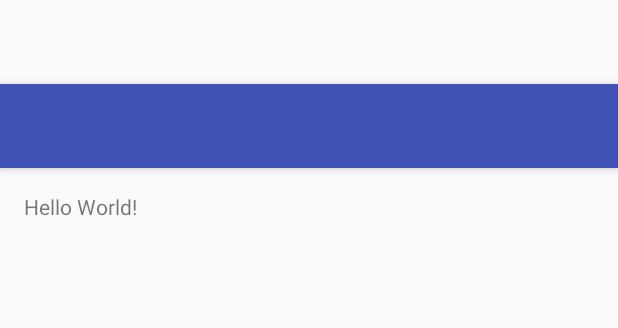
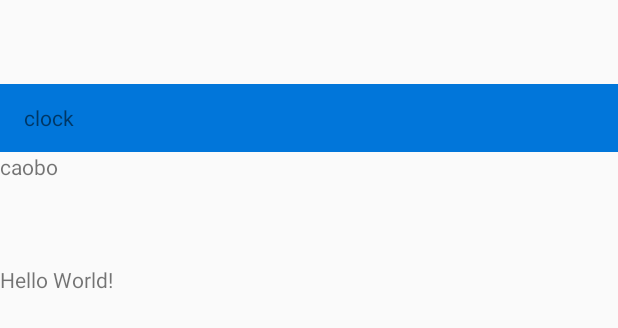
Before and after one commit to Androidcaobo/DrawerLayoutTest, an Android app: the layout app_bar_main.xml on its own in the app's theme, with its tools: preview values and no code run, on a phone screen of 412 x 824 dp. Shown: the top 328 px of the screen. Run offline under Robolectric (Android 15) with nearby library versions, the phone set to English and light mode, and no system bars.

Commit message:
更新状态栏效果
更改布局文件及活动文件，在活动文件中设置透明状态栏

```diff
--- a/app/src/main/AndroidManifest.xml
+++ b/app/src/main/AndroidManifest.xml
@@ -11,7 +11,7 @@
         <activity
             android:name=".MainActivity"
             android:label="@string/app_name"
-            android:theme="@style/AppTheme.NoActionBar">
+            android:theme="@style/ColorTranslucentTheme">
             <intent-filter>
                 <action android:name="android.intent.action.MAIN"/>
 
--- a/app/src/main/res/layout/app_bar_main.xml
+++ b/app/src/main/res/layout/app_bar_main.xml
@@ -8,21 +8,35 @@
     android:fitsSystemWindows="true"
     tools:context="com.caobo.drawerlayouttest.MainActivity">
 
-    <android.support.design.widget.AppBarLayout
+    <LinearLayout
         android:layout_width="match_parent"
-        android:layout_height="wrap_content"
-        android:theme="@style/AppTheme.AppBarOverlay">
+        android:layout_height="match_parent"
+        android:orientation="vertical">
 
         <android.support.v7.widget.Toolbar
             android:id="@+id/toolbar"
             android:layout_width="match_parent"
-            android:layout_height="?attr/actionBarSize"
-            android:background="?attr/colorPrimary"
-            app:popupTheme="@style/AppTheme.PopupOverlay"/>
+            android:layout_height="45dp"
+            android:background="@color/color_0176da">
 
-    </android.support.design.widget.AppBarLayout>
+            <TextView
+                android:text="clock"
+                android:layout_width="wrap_content"
+                android:layout_height="wrap_content"/>
 
-    <include layout="@layout/content_main"/>
+        </android.support.v7.widget.Toolbar>
+
+        <TextView
+            android:text="caobo"
+            android:layout_width="wrap_content"
+            android:layout_height="wrap_content"/>
+        <include layout="@layout/content_main"/>
+
+    </LinearLayout>
+
+
+
+
 
 
 
--- a/app/src/main/res/layout/content_main.xml
+++ b/app/src/main/res/layout/content_main.xml
@@ -11,6 +11,7 @@
     android:paddingRight="@dimen/activity_horizontal_margin"
     android:paddingTop="@dimen/activity_vertical_margin"
     app:layout_behavior="@string/appbar_scrolling_view_behavior"
+    android:fitsSystemWindows="true"
     tools:context="com.caobo.drawerlayouttest.MainActivity"
     tools:showIn="@layout/app_bar_main">
 
--- a/app/src/main/res/values/styles.xml
+++ b/app/src/main/res/values/styles.xml
@@ -8,10 +8,17 @@
         <item name="colorAccent">@color/colorAccent</item>
     </style>
 
-    <style name="AppTheme.NoActionBar">
+    <style name="ColorTranslucentTheme" parent="Theme.AppCompat.Light.DarkActionBar">
+        <item name="colorPrimaryDark">@color/color_0176da</item>
+        <item name="android:windowTranslucentStatus">false</item>
+        <item name="android:windowTranslucentNavigation">true</item>
+        <item name="android:statusBarColor">@color/color_0176da</item>
+
         <item name="windowActionBar">false</item>
         <item name="windowNoTitle">true</item>
     </style>
+
+
 
     <style name="AppTheme.AppBarOverlay" parent="ThemeOverlay.AppCompat.Dark.ActionBar"/>
 
```
Also changed, not shown: app/src/main/java/com/caobo/drawerlayouttest/MainActivity.java (+12 -3 lines), app/src/main/res/layout/nav_header_main.xml (+6 -4 lines), app/src/main/res/values/colors.xml (+12 -0 lines), app/src/main/res/drawable/ic_drawer_home.png (added), app/src/main/res/drawable/ic_launcher.png (added), app/src/main/res/drawable/ic_menu_more_overflow.png (added), app/src/main/res/drawable/ic_notifications.png (added), app/src/main/res/drawable/ic_search.png (added).
